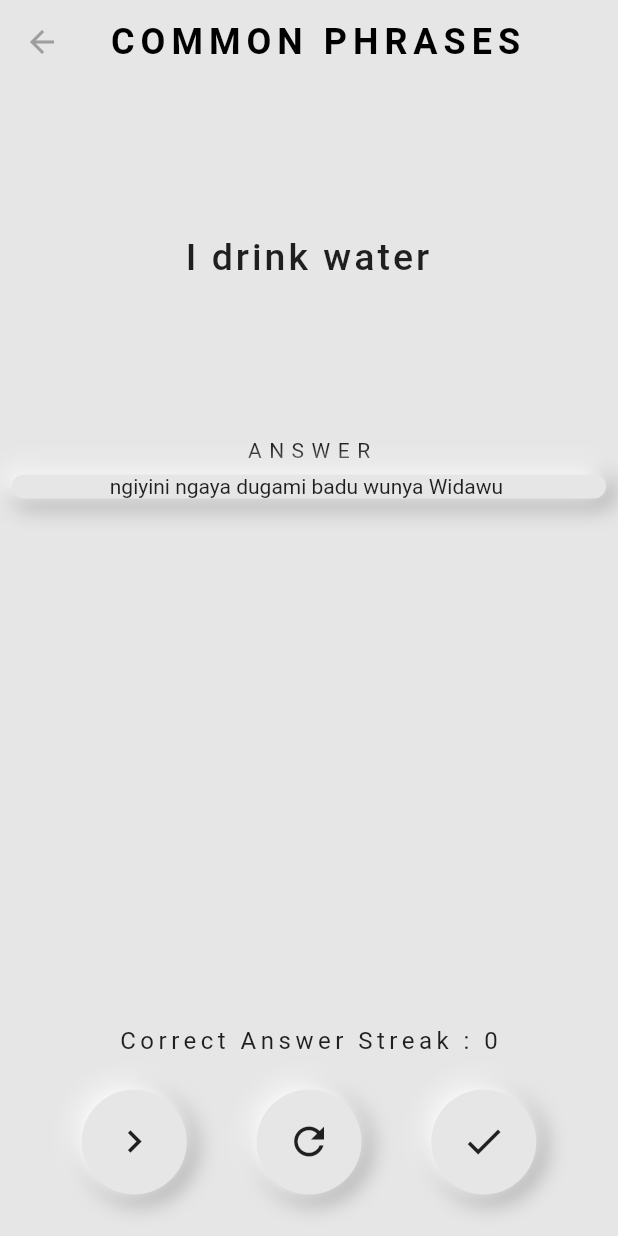
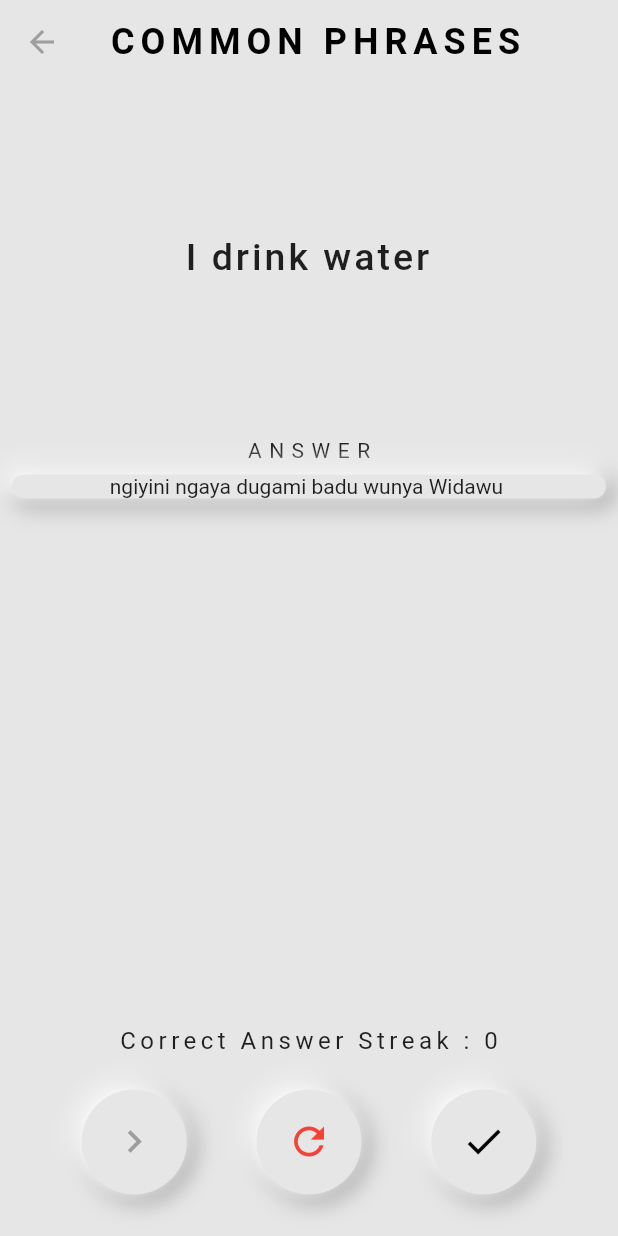
Before and after one commit to Sagarmdr/language-app-prototype, a Flutter app: the WordSelectionGamePage screen opened directly, on a phone screen of 412 x 824 dp. Run offline on Flutter 3.47's test engine with Material 2 defaults, Android fonts, the phone set to English and light mode, and no system bars; our stand-ins replace shared_preferences; accounts and stored records are empty.

Commit message:
feat: add color to option buttons

```diff
--- a/lib/widgets/select_game_widgets/select_game_option_buttons.dart
+++ b/lib/widgets/select_game_widgets/select_game_option_buttons.dart
@@ -21,16 +21,19 @@ class SelectGameOptionButtons extends StatelessWidget {
         NeuButton(
           iconData: Icons.navigate_next,
           tooltip: 'Next Phrase',
+          iconColor: Colors.grey,
           onTap: onNext,
         ),
         NeuButton(
           iconData: Icons.refresh,
           tooltip: 'Clear Answer',
+          iconColor: Colors.red,
           onTap: onClear,
         ),
         NeuButton(
           iconData: Icons.check,
           tooltip: 'Check Answer',
+          iconColor: Colors.black,
           onTap: onCheck,
         ),
       ],
```
